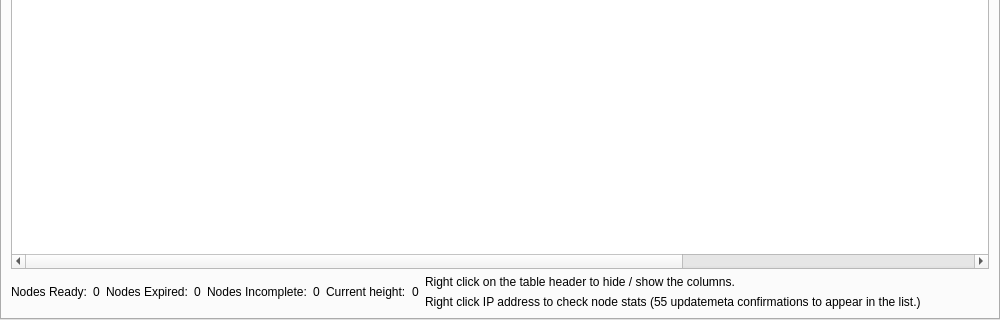
This is src/qt/forms/masternodelist.ui in hardwarewise/SIN-core as Qt 5 draws it before an edit; both pictures show x 0 to 1000 and y 280 to 600 of the 1000 by 600 pixel window. The edited form follows.
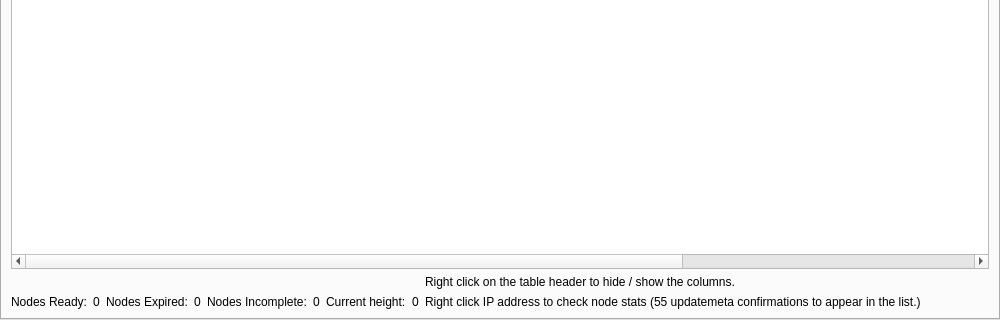
This is the edited form. Icons and pictures are not drawn.

```diff
--- a/src/qt/forms/masternodelist.ui
+++ b/src/qt/forms/masternodelist.ui
@@ -262,7 +262,7 @@
           </widget>
          </item>
          <item>
-          <layout class="QHBoxLayout" name="horizontalLayout_6" stretch="0,0,0,0,0,0,0,0,0,10,0">
+          <layout class="QHBoxLayout" name="horizontalLayout_6" stretch="0,0,0,0,0,0,0,0,0,10">
            <property name="bottomMargin">
             <number>0</number>
            </property>
@@ -271,6 +271,9 @@
              <property name="text">
               <string>Nodes Ready:</string>
              </property>
+             <property name="alignment">
+              <set>Qt::AlignBottom|Qt::AlignLeading|Qt::AlignLeft</set>
+             </property>
             </widget>
            </item>
            <item>
@@ -278,6 +281,9 @@
              <property name="text">
               <string>0</string>
              </property>
+             <property name="alignment">
+              <set>Qt::AlignBottom|Qt::AlignLeading|Qt::AlignLeft</set>
+             </property>
             </widget>
            </item>
            <item>
@@ -285,6 +291,9 @@
              <property name="text">
               <string>Nodes Expired:</string>
              </property>
+             <property name="alignment">
+              <set>Qt::AlignBottom|Qt::AlignLeading|Qt::AlignLeft</set>
+             </property>
             </widget>
            </item>
            <item>
@@ -292,6 +301,9 @@
              <property name="text">
               <string>0</string>
              </property>
+             <property name="alignment">
+              <set>Qt::AlignBottom|Qt::AlignLeading|Qt::AlignLeft</set>
+             </property>
             </widget>
            </item>
            <item>
@@ -299,6 +311,9 @@
              <property name="text">
               <string>Nodes Incomplete:</string>
              </property>
+             <property name="alignment">
+              <set>Qt::AlignBottom|Qt::AlignLeading|Qt::AlignLeft</set>
+             </property>
             </widget>
            </item>
            <item>
@@ -306,6 +321,9 @@
              <property name="text">
               <string>0</string>
              </property>
+             <property name="alignment">
+              <set>Qt::AlignBottom|Qt::AlignLeading|Qt::AlignLeft</set>
+             </property>
             </widget>
            </item>
            <item>
@@ -313,6 +331,9 @@
              <property name="text">
               <string>Current height:</string>
              </property>
+             <property name="alignment">
+              <set>Qt::AlignBottom|Qt::AlignLeading|Qt::AlignLeft</set>
+             </property>
             </widget>
            </item>
            <item>
@@ -320,6 +341,9 @@
              <property name="text">
               <string>0</string>
              </property>
+             <property name="alignment">
+              <set>Qt::AlignBottom|Qt::AlignLeading|Qt::AlignLeft</set>
+             </property>
             </widget>
            </item>
            <item>
@@ -362,19 +386,6 @@
              </property>
             </spacer>
            </item>
-           <item>
-            <spacer name="horizontalSpacer">
-             <property name="orientation">
-              <enum>Qt::Horizontal</enum>
-             </property>
-             <property name="sizeHint" stdset="0">
-              <size>
-               <width>40</width>
-               <height>20</height>
-              </size>
-             </property>
-            </spacer>
-           </item>
           </layout>
          </item>
         </layout>
```
Left out of the diff: 55 changed lines with no effect on the pictures.
